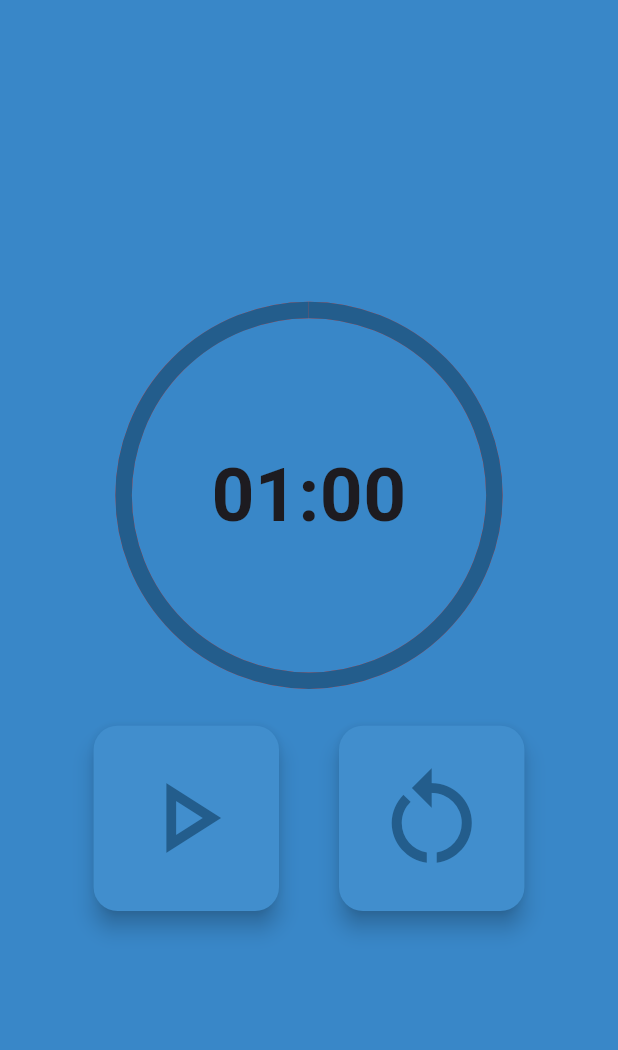
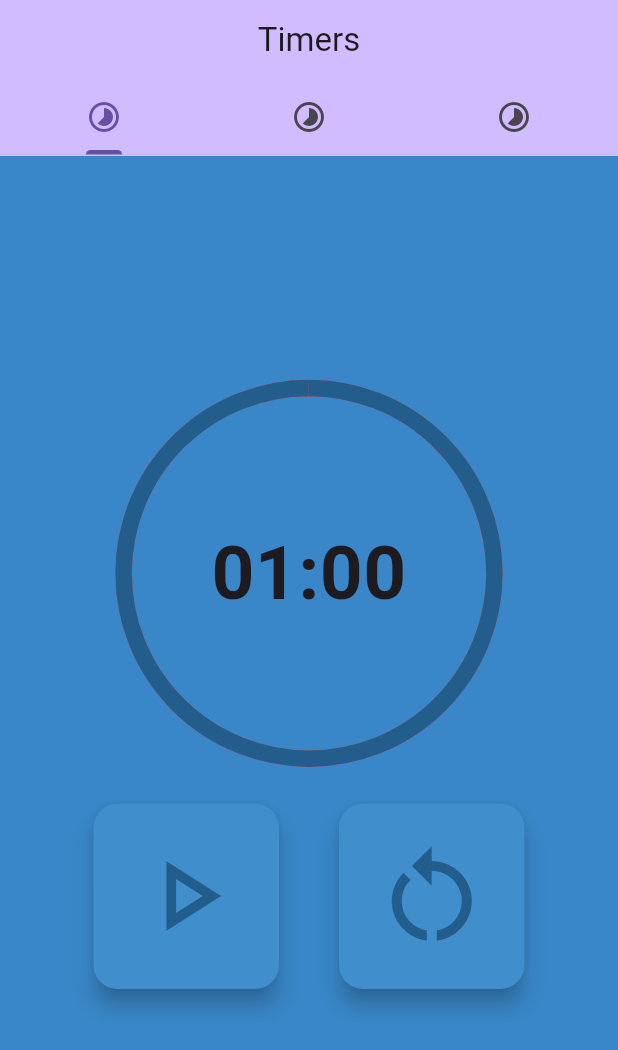
Before and after one commit to nktfmnko/cgkTraining, a Flutter app: the screen it shows after launch, on a phone screen of 412 x 824 dp. Shown: the top 1050 px of the screen. Run offline on Flutter 3.47's test engine with Material 3 defaults, Android fonts, the phone set to English and light mode, and no system bars; our stand-ins replace audioplayers, email_validator, percent_indicator, supabase_flutter, vibration; accounts and stored records are empty.

Commit message:
Добавлены еще 2 вида таймера
Реализованы в трех разных файлах как три разных класса. Не финальная реализация

```diff
--- a/lib/timer.dart
+++ b/lib/timer.dart
@@ -1,159 +1,58 @@
 import 'dart:async';
+import 'package:cgk/timer1.dart';
+import 'package:cgk/timer2.dart';
+import 'package:cgk/timer3.dart';
 import 'package:flutter/material.dart';
-import 'package:audioplayers/audioplayers.dart';
 
-class StateTimerPage extends StatefulWidget {
+class StateTimerPage extends StatelessWidget {
   const StateTimerPage({Key? key}) : super(key: key);
 
   @override
-  _StateTimerPageState createState() => _StateTimerPageState();
-}
-
-// Класс Таймера
-class _StateTimerPageState extends State<StateTimerPage> {
-  Timer? _timer;
-  late int _waitTime;
-  var _percent = 1.0;
-  var isStart = false;
-  var timeStr = '05:00';
-
-  @override
-  void initState() {
-    super.initState();
-    _waitTime = 60;
-    _calculateTime();
-  }
-
-  @override
-  void dispose() {
-    super.dispose();
-    _timer?.cancel();
-  }
-
-  // Функция кнопки Старт
-  void start(BuildContext context) {
-    if (_waitTime > 0) {
-      setState(() {
-        isStart = true;
-      });
-      _timer = Timer.periodic(const Duration(seconds: 1), (timer) {
-        _waitTime -= 1;
-        _calculateTime();
-        if (_waitTime <= 0) {
-          ScaffoldMessenger.of(context)
-              .showSnackBar(const SnackBar(content: Text('Finished')));
-          AudioPlayer().play(AssetSource('startTimer.mp3'));
-          pause();
-        }
-      });
-    }
-  }
-
-  // Функция кнопки Перезагрузки
-  void restart() {
-    _waitTime = 60;
-    _calculateTime();
-  }
-
-  // Функция кнопки Паузы
-  void pause() {
-    _timer?.cancel();
-    setState(
-      () {
-        isStart = false;
-      },
-    );
-  }
-
-  // Дополнительная функция для вычисления времени
-  void _calculateTime() {
-    var minuteStr = (_waitTime ~/ 60).toString().padLeft(2, '0');
-    var secondStr = (_waitTime % 60).toString().padLeft(2, '0');
-    setState(() {
-      _percent = _waitTime / 60;
-      timeStr = '$minuteStr:$secondStr';
-    });
-  }
-
-  @override
   Widget build(BuildContext context) {
-    final size = MediaQuery.of(context).size;
-    return Scaffold(
-      backgroundColor: const Color(0xff3987c8),
-      body: Center(
-        child: Column(
-          mainAxisAlignment: MainAxisAlignment.center,
-          children: [
-            Stack(
-              alignment: Alignment.center,
-              children: [
-                Container(
-                  height: size.height * 0.3,
-                  width: size.height * 0.3,
-                  margin: const EdgeInsets.all(10),
-                  child: CircularProgressIndicator(
-                    value: _percent,
-                    backgroundColor: Colors.red,
-                    strokeWidth: 11,
-                    color: const Color(0xff235d8c),
+    final size = MediaQuery
+        .of(context)
+        .size;
+    return Center(
+        child: DefaultTabController(
+            length: 3,
+            child: Scaffold(
+              appBar: AppBar(
+                backgroundColor: Theme
+                    .of(context)
+                    .colorScheme
+                    .inversePrimary,
+                centerTitle: true,
+                title: const Text("Timers"),
+                bottom: const TabBar(
+                    padding: EdgeInsets.all(1),
+                    tabs: [
+                      Tab(
+                        icon: Icon(Icons.timelapse),
+                      ),
+                      Tab(
+                        icon: Icon(Icons.timelapse_outlined),
+                      ),
+                      Tab(
+                        icon: Icon(Icons.timelapse_rounded),
+                      )
+                    ]
+                ),
+              ),
+              body: TabBarView(
+                children: [
+                  Container(
+                    child: StateTimer1Page(),
                   ),
-                ),
-                Positioned(
-                  child: Text(
-                    timeStr,
-                    style: const TextStyle(
-                      fontWeight: FontWeight.bold,
-                      fontSize: 50,
-                    ),
-                    textAlign: TextAlign.center,
+                  Container(
+                    child: StateTimer2Page(),
                   ),
-                ),
-              ],
-            ),
-            Row(
-              mainAxisAlignment: MainAxisAlignment.center,
-              children: [
-                Container(
-                  height: size.height * 0.15,
-                  width: size.height * 0.15,
-                  margin: const EdgeInsets.all(20),
-                  child: FloatingActionButton(
-                      backgroundColor: const Color(0xff418ecd),
-                      onPressed: () {
-                        isStart ? pause() : start(context);
-                      },
-                      child: isStart
-                          ? const Icon(
-                              Icons.pause,
-                              size: 80,
-                              color: Color(0xff235d8c),
-                            )
-                          : const Icon(
-                              Icons.play_arrow_outlined,
-                              size: 80,
-                              color: Color(0xff235d8c),
-                            )),
-                ),
-                Container(
-                  height: size.height * 0.15,
-                  width: size.height * 0.15,
-                  margin: const EdgeInsets.all(20),
-                  child: FloatingActionButton(
-                      backgroundColor: const Color(0xff418ecd),
-                      onPressed: () {
-                        restart();
-                      },
-                      child: const Icon(
-                        Icons.restart_alt,
-                        size: 80,
-                        color: Color(0xff235d8c),
-                      )),
-                ),
-              ],
-            ),
-          ],
-        ),
-      ),
+                  Container(
+                    child: StateTimer3Page(),
+                  )
+                ],
+              ),
+            )
+        )
     );
   }
 }
--- /dev/null
+++ b/lib/timer1.dart
@@ -0,0 +1,161 @@
+import 'dart:async';
+import 'package:flutter/material.dart';
+import 'package:audioplayers/audioplayers.dart';
+
+class StateTimer1Page extends StatefulWidget {
+  const StateTimer1Page({Key? key}) : super(key: key);
+
+  @override
+  _StateTimer1PageState createState() => _StateTimer1PageState();
+}
+
+// Класс Таймера
+class _StateTimer1PageState extends State<StateTimer1Page> {
+  Timer? _timer;
+  late int _waitTime;
+  var _percent = 1.0;
+  var isStart = false;
+  var timeStr = '05:00';
+
+  @override
+  void initState() {
+    super.initState();
+    _waitTime = 60;
+    _calculateTime();
+  }
+
+  @override
+  void dispose() {
+    super.dispose();
+    _timer?.cancel();
+  }
+
+  // Функция кнопки Старт
+  void start(BuildContext context) {
+    if (_waitTime > 0) {
+      setState(() {
+        isStart = true;
+      });
+      _timer = Timer.periodic(const Duration(seconds: 1), (timer) {
+        _waitTime -= 1;
+        _calculateTime();
+        if (_waitTime <= 0) {
+          ScaffoldMessenger.of(context)
+              .showSnackBar(const SnackBar(content: Text('Finished')));
+          AudioPlayer().play(AssetSource('startTimer.mp3'));
+          pause();
+        }
+      });
+    }
+  }
+
+  // Функция кнопки Перезагрузки
+  void restart() {
+    _waitTime = 60;
+    _calculateTime();
+  }
+
+  // Функция кнопки Паузы
+  void pause() {
+    _timer?.cancel();
+    setState(
+          () {
+        isStart = false;
+      },
+    );
+  }
+
+  // Дополнительная функция для вычисления времени
+  void _calculateTime() {
+    var minuteStr = (_waitTime ~/ 60).toString().padLeft(2, '0');
+    var secondStr = (_waitTime % 60).toString().padLeft(2, '0');
+    setState(() {
+      _percent = _waitTime / 60;
+      timeStr = '$minuteStr:$secondStr';
+    });
+  }
+
+  @override
+  Widget build(BuildContext context) {
+    final size = MediaQuery.of(context).size;
+    return Scaffold(
+      backgroundColor: const Color(0xff3987c8),
+      body: Center(
+        child: Column(
+          mainAxisAlignment: MainAxisAlignment.center,
+          children: [
+            Stack(
+              alignment: Alignment.center,
+              children: [
+                Container(
+                  height: size.height * 0.3,
+                  width: size.height * 0.3,
+                  margin: const EdgeInsets.all(10),
+                  child: CircularProgressIndicator(
+                    value: _percent,
+                    backgroundColor: Colors.red,
+                    strokeWidth: 11,
+                    color: const Color(0xff235d8c),
+                  ),
+                ),
+                Positioned(
+                  child: Text(
+                    timeStr,
+                    style: const TextStyle(
+                      fontWeight: FontWeight.bold,
+                      fontSize: 50,
+                    ),
+                    textAlign: TextAlign.center,
+                  ),
+                ),
+              ],
+            ),
+            Row(
+              mainAxisAlignment: MainAxisAlignment.center,
+              children: [
+                Container(
+                  height: size.height * 0.15,
+                  width: size.height * 0.15,
+                  margin: const EdgeInsets.all(20),
+                  child: FloatingActionButton(
+                      heroTag: "btn1",
+                      backgroundColor: const Color(0xff418ecd),
+                      onPressed: () {
+                        isStart ? pause() : start(context);
+                      },
+                      child: isStart
+                          ? const Icon(
+                        Icons.pause,
+                        size: 80,
+                        color: Color(0xff235d8c),
+                      )
+                          : const Icon(
+                        Icons.play_arrow_outlined,
+                        size: 80,
+                        color: Color(0xff235d8c),
+                      )),
+                ),
+                Container(
+                  height: size.height * 0.15,
+                  width: size.height * 0.15,
+                  margin: const EdgeInsets.all(20),
+                  child: FloatingActionButton(
+                      heroTag: "btn2",
+                      backgroundColor: const Color(0xff418ecd),
+                      onPressed: () {
+                        restart();
+                      },
+                      child: const Icon(
+                        Icons.restart_alt,
+                        size: 80,
+                        color: Color(0xff235d8c),
+                      )),
+                ),
+              ],
+            ),
+          ],
+        ),
+      ),
+    );
+  }
+}
```
Also changed, not shown: lib/timer2.dart (added, +178 -0 lines), lib/timer3.dart (added, +195 -0 lines).
